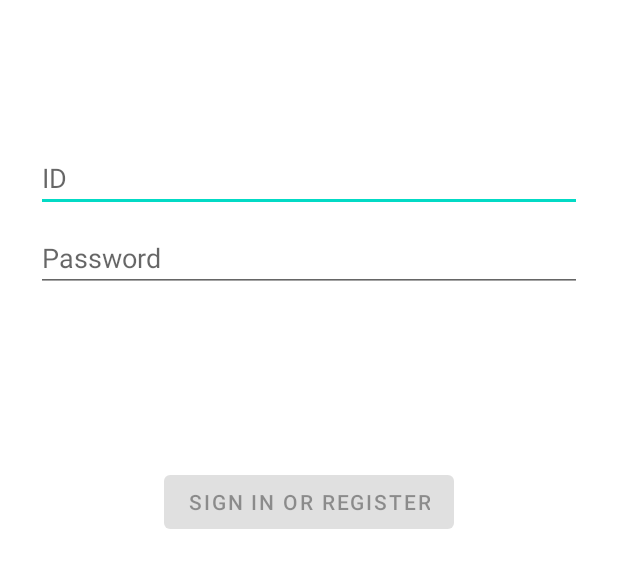
After one commit to tngns1129/skuproject, an Android app: the layout activity_login.xml on its own in the app's theme, with its tools: preview values and no code run, on a phone screen of 412 x 824 dp. The commit adds this screen. Shown: the top 568 px of the screen. Run offline under Robolectric (Android 15) with nearby library versions, the phone set to English and light mode, and no system bars.

Commit message:
login added

```diff
--- a/app/src/main/java/com/familyset/myapplication/data/model/blink/PersonalInfo.java
+++ b/app/src/main/java/com/familyset/myapplication/model/blink/PersonalInfo.java
@@ -1,4 +1,4 @@
-package com.familyset.myapplication.data.model.blink;
+package com.familyset.myapplication.model.blink;
 
 import org.opencv.core.Rect;
 
--- /dev/null
+++ b/app/src/main/res/layout/activity_login.xml
@@ -0,0 +1,69 @@
+<?xml version="1.0" encoding="utf-8"?>
+<androidx.constraintlayout.widget.ConstraintLayout xmlns:android="http://schemas.android.com/apk/res/android"
+    xmlns:app="http://schemas.android.com/apk/res-auto"
+    android:layout_width="match_parent"
+    android:layout_height="match_parent">
+
+    <EditText
+        android:id="@+id/username"
+        android:layout_width="0dp"
+        android:layout_height="wrap_content"
+        android:layout_marginStart="24dp"
+        android:layout_marginTop="96dp"
+        android:layout_marginEnd="24dp"
+        android:hint="ID"
+        android:inputType="text"
+        android:selectAllOnFocus="true"
+        app:layout_constraintEnd_toEndOf="parent"
+        app:layout_constraintStart_toStartOf="parent"
+        app:layout_constraintTop_toTopOf="parent" />
+
+    <EditText
+        android:id="@+id/password"
+        android:layout_width="0dp"
+        android:layout_height="wrap_content"
+        android:layout_marginStart="24dp"
+        android:layout_marginTop="8dp"
+        android:layout_marginEnd="24dp"
+        android:hint="Password"
+        android:inputType="textPassword"
+        android:selectAllOnFocus="true"
+        app:layout_constraintEnd_toEndOf="parent"
+        app:layout_constraintStart_toStartOf="parent"
+        app:layout_constraintTop_toBottomOf="@+id/username" />
+
+    <Button
+        android:id="@+id/login"
+        android:layout_width="wrap_content"
+        android:layout_height="wrap_content"
+        android:layout_gravity="start"
+        android:layout_marginStart="48dp"
+        android:layout_marginTop="16dp"
+        android:layout_marginEnd="48dp"
+        android:layout_marginBottom="64dp"
+        android:enabled="false"
+        android:text="Sign in or register"
+        app:layout_constraintBottom_toBottomOf="parent"
+        app:layout_constraintEnd_toEndOf="parent"
+        app:layout_constraintStart_toStartOf="parent"
+        app:layout_constraintTop_toBottomOf="@+id/password"
+        app:layout_constraintVertical_bias="0.2" />
+
+    <ProgressBar
+        android:id="@+id/loading"
+        android:layout_width="wrap_content"
+        android:layout_height="wrap_content"
+        android:layout_gravity="center"
+        android:layout_marginStart="32dp"
+        android:layout_marginTop="64dp"
+        android:layout_marginEnd="32dp"
+        android:layout_marginBottom="64dp"
+        android:visibility="gone"
+        app:layout_constraintBottom_toBottomOf="parent"
+        app:layout_constraintEnd_toEndOf="@+id/password"
+        app:layout_constraintStart_toStartOf="@+id/password"
+        app:layout_constraintTop_toTopOf="parent"
+        app:layout_constraintVertical_bias="0.3" />
+
+
+</androidx.constraintlayout.widget.ConstraintLayout>
--- a/app/src/main/res/values/strings.xml
+++ b/app/src/main/res/values/strings.xml
@@ -10,4 +10,7 @@
         <item>통계</item>
         <item>설정</item>
     </string-array>
+    <string name="login_failed">"Login failed"</string>
+    <string name="invalid_username">Not a valid username</string>
+    <string name="invalid_password">Password must not be blank</string>
 </resources>
```
Also changed, not shown: app/build.gradle (+12 -0 lines), app/src/main/AndroidManifest.xml (+7 -3 lines), app/src/main/java/com/familyset/myapplication/data/api/UsersService.java (added, +12 -0 lines), app/src/main/java/com/familyset/myapplication/data/repo/UsersRepository.java (added, +33 -0 lines), app/src/main/java/com/familyset/myapplication/di/DataModule.java (added, +23 -0 lines), app/src/main/java/com/familyset/myapplication/di/NetworkModule.java (added, +47 -0 lines), app/src/main/java/com/familyset/myapplication/model/login/LoggedInUser.java (added, +23 -0 lines), app/src/main/java/com/familyset/myapplication/model/login/LoginFormState.java (added, +17 -0 lines), app/src/main/java/com/familyset/myapplication/model/login/LoginResponse.java (added, +27 -0 lines), app/src/main/java/com/familyset/myapplication/ui/login/LoginActivity.java (added, +119 -0 lines), app/src/main/java/com/familyset/myapplication/ui/login/LoginViewModel.java (added, +73 -0 lines), app/src/main/java/com/familyset/myapplication/ui/main/blink/BlinkFragment.java (+6 -14 lines), app/src/main/java/com/familyset/myapplication/ui/main/blink/BlinkFragmentViewModel.java (+1 -15 lines), 2 other files.
